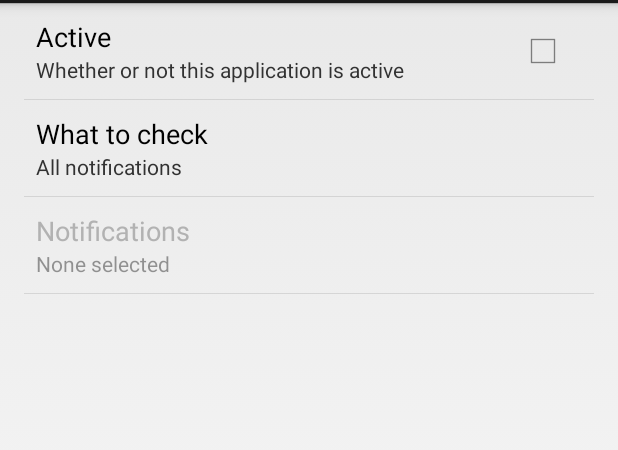
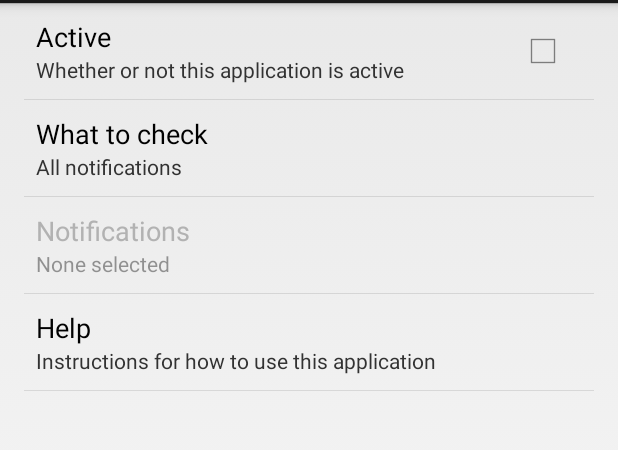
Before and after one commit to sndurkin/notification-check, an Android app: the screen it shows after launch (SettingsActivity), on a phone screen of 412 x 824 dp, the part 69-519 px from its top. Run offline under Robolectric (Android 15) with nearby library versions, the phone set to English and light mode, and no system bars.

Commit message:
added first-run help dialog; made some other minor fixes

```diff
--- a/src/main/AndroidManifest.xml
+++ b/src/main/AndroidManifest.xml
@@ -21,7 +21,7 @@
         <!-- ACTIVITIES -->
         <activity
                 android:name=".SettingsActivity"
-                android:label="@string/app_name" >
+                android:label="@string/app_name">
             <intent-filter>
                 <action android:name="android.intent.action.MAIN" />
                 <category android:name="android.intent.category.LAUNCHER" />
--- a/src/main/java/com/sndurkin/notificationcheck/BootReceiver.java
+++ b/src/main/java/com/sndurkin/notificationcheck/BootReceiver.java
@@ -3,10 +3,6 @@ package com.sndurkin.notificationcheck;
 import android.content.BroadcastReceiver;
 import android.content.Context;
 import android.content.Intent;
-import android.content.IntentFilter;
-import android.content.SharedPreferences;
-import android.preference.PreferenceManager;
-import android.util.Log;
 
 // This receiver is used to start the service when the phone boots up.
 public class BootReceiver extends BroadcastReceiver {
--- a/src/main/java/com/sndurkin/notificationcheck/NotificationListPreference.java
+++ b/src/main/java/com/sndurkin/notificationcheck/NotificationListPreference.java
@@ -6,11 +6,9 @@ import android.content.SharedPreferences;
 import android.content.pm.ApplicationInfo;
 import android.content.pm.PackageManager;
 import android.graphics.drawable.Drawable;
-import android.os.Debug;
 import android.preference.DialogPreference;
 import android.preference.PreferenceManager;
 import android.util.AttributeSet;
-import android.util.Log;
 import android.view.LayoutInflater;
 import android.view.View;
 import android.view.ViewGroup;
@@ -30,9 +28,9 @@ import java.util.List;
 import java.util.Map;
 import java.util.Set;
 
-/**
- * Created by Sean on 6/12/13.
- */
+// This is a custom multi-select ListPreference (which extends DialogPreference because it
+// implements its own list view) which displays all installed applications along with
+// their icons.
 public class NotificationListPreference extends DialogPreference {
 
     private static Map<String, Drawable> CACHED_APP_ICONS = new HashMap<String, Drawable>();
@@ -40,13 +38,10 @@ public class NotificationListPreference extends DialogPreference {
     private static final String SEPARATOR = "|";
     private static final String SEPARATOR_REGEX = "\\|";
 
-    private List<String> appPackageNames = new ArrayList<String>();
-
+    private String value;
     private CharSequence[] entries;
     private CharSequence[] entryValues;
-    private String value;
-    private String summary;
-    private boolean [] selectedIndices;
+    private boolean[] selectedIndices;
 
     public NotificationListPreference(Context context, AttributeSet attrs) {
         super(context, attrs);
@@ -133,7 +128,6 @@ public class NotificationListPreference extends DialogPreference {
             appNames.add(app.name);
             appPackageNames.add(app.packageName);
         }
-        this.appPackageNames = appPackageNames;
 
         entries = appNames.toArray(new String[0]);
         entryValues = appPackageNames.toArray(new String[0]);
@@ -157,24 +151,16 @@ public class NotificationListPreference extends DialogPreference {
         }
     }
 
-    // Returns the TODO
-    public static List<String> extractListFromPref(String prefVal) {
-        if(prefVal.equals("")) {
+    public static List<String> extractListFromPref(String value) {
+        if(value == null || value.equals("")) {
             return new ArrayList<String>();
         }
-        else {
-            return Arrays.asList(prefVal.split(SEPARATOR_REGEX));
-        }
+        return Arrays.asList(value.split(SEPARATOR_REGEX));
     }
 
     // Extracts the serialized string saved in SharedPreferences.
     private List<String> fetchList() {
-        if(value == null) {
-            value = "";
-        }
-
-        Log.d("NotificationCheck", "Extracting list from pref: " + value);
-        return extractListFromPref(value.toString());
+        return extractListFromPref(value);
     }
 
     // Joins the string and stores the serialized value in SharedPreferences.
@@ -187,9 +173,7 @@ public class NotificationListPreference extends DialogPreference {
         while(iter.hasNext()) {
             sb.append(SEPARATOR).append(iter.next());
         }
-        value = sb.toString();
-        Log.d("NotificationCheck", "Saving list to pref: " + value);
-        persistString(value);
+        persistString(value = sb.toString());
         updateSummary();
     }
 
@@ -273,21 +257,19 @@ public class NotificationListPreference extends DialogPreference {
 
         @Override
         public View getView(int position, View convertView, ViewGroup parent) {
-            CustomHolder holder = null;
-
             convertView = inflater.inflate(R.layout.list_preference_row, parent, false);
-            holder = new CustomHolder(convertView, position);
+            CustomRow holder = new CustomRow(convertView, position);
             convertView.setTag(holder);
 
             return convertView;
         }
 
-        class CustomHolder {
+        class CustomRow {
             private ImageView iconView = null;
             private TextView textView = null;
             private CheckBox checkbox = null;
 
-            CustomHolder(final View row, final int position) {
+            CustomRow(final View row, final int position) {
                 row.setClickable(true);
                 row.setOnClickListener(new View.OnClickListener() {
                     public void onClick(View v) {
@@ -321,7 +303,6 @@ public class NotificationListPreference extends DialogPreference {
                 iconView.setScaleType(ImageView.ScaleType.CENTER_INSIDE);
 
                 checkbox = (CheckBox) row.findViewById(R.id.row_check);
-                // TODO: (remove this) checkbox.setId(position);
                 checkbox.setClickable(true);
                 checkbox.setOnClickListener(new View.OnClickListener() {
                     public void onClick(View v) {
--- a/src/main/java/com/sndurkin/notificationcheck/PhoneCallReceiver.java
+++ b/src/main/java/com/sndurkin/notificationcheck/PhoneCallReceiver.java
@@ -6,9 +6,7 @@ import android.content.Intent;
 import android.telephony.PhoneStateListener;
 import android.telephony.TelephonyManager;
 
-/**
- * Created by Sean on 6/15/13.
- */
+// This is used solely to start the PhoneCallListener.
 public class PhoneCallReceiver extends BroadcastReceiver {
 
     @Override
--- a/src/main/java/com/sndurkin/notificationcheck/SettingsActivity.java
+++ b/src/main/java/com/sndurkin/notificationcheck/SettingsActivity.java
@@ -2,9 +2,11 @@ package com.sndurkin.notificationcheck;
 
 
 import android.app.AlertDialog;
+import android.app.Dialog;
 import android.content.ActivityNotFoundException;
 import android.content.DialogInterface;
 import android.content.Intent;
+import android.content.SharedPreferences;
 import android.os.Bundle;
 import android.preference.CheckBoxPreference;
 import android.preference.ListPreference;
@@ -25,11 +27,15 @@ public class SettingsActivity extends PreferenceActivity {
     }
     public static final String PREF_WHAT_DEFAULT = String.valueOf(WhatToCheck.ALL_NOTIFICATIONS.ordinal());
 
+    private static final int ACCESSIBILITY_ALERT_DIALOG = 0;
+    private static final int HELP_DIALOG = 1;
+
     @Override
     protected void onPostCreate(Bundle savedInstanceState) {
         super.onPostCreate(savedInstanceState);
 
         setupUI();
+        launchHelpIfApplicable();
         startService(new Intent(this, ScreenOnService.class));
     }
 
@@ -55,35 +61,57 @@ public class SettingsActivity extends PreferenceActivity {
             public boolean onPreferenceClick(final Preference preference) {
                 if(prefActive.isChecked() && !isNotificationServiceEnabled()) {
                     prefActive.setChecked(false);
-                    openAccessibilityAlert();
+                    showDialog(ACCESSIBILITY_ALERT_DIALOG);
                 }
                 return true;
             }
         });
 
-        //bindPreferenceSummaryToValue(findPreference("pref_when"));
-
-        final Preference notificationsPref  = findPreference("pref_notifications");
-        final ListPreference whatToCheckPref = (ListPreference) findPreference("pref_what");
-        whatToCheckPref.setOnPreferenceChangeListener(new Preference.OnPreferenceChangeListener() {
+        final Preference prefNotifications  = findPreference("pref_notifications");
+        final ListPreference prefWhatToCheck = (ListPreference) findPreference("pref_what");
+        prefWhatToCheck.setOnPreferenceChangeListener(new Preference.OnPreferenceChangeListener() {
             @Override
             public boolean onPreferenceChange(Preference preference, Object newValue) {
                 bindPreferenceSummaryListener.onPreferenceChange(preference, newValue);
 
                 int whatToCheck = Integer.parseInt(newValue.toString());
-                notificationsPref.setEnabled(whatToCheck != WhatToCheck.ALL_NOTIFICATIONS.ordinal());
+                prefNotifications.setEnabled(whatToCheck != WhatToCheck.ALL_NOTIFICATIONS.ordinal());
 
                 return true;
             }
         });
-        initPreferenceSummaryValue(whatToCheckPref);
+        initPreferenceSummaryValue(prefWhatToCheck);
 
-        int whatToCheck = Integer.parseInt(whatToCheckPref.getValue().toString());
-        notificationsPref.setEnabled(whatToCheck != WhatToCheck.ALL_NOTIFICATIONS.ordinal());
+        int whatToCheck = Integer.parseInt(prefWhatToCheck.getValue().toString());
+        prefNotifications.setEnabled(whatToCheck != WhatToCheck.ALL_NOTIFICATIONS.ordinal());
+
+        findPreference("pref_help").setOnPreferenceClickListener(new Preference.OnPreferenceClickListener() {
+            @Override
+            public boolean onPreferenceClick(Preference preference) {
+                showDialog(HELP_DIALOG);
+                return true;
+            }
+        });
     }
 
-    private void openAccessibilityAlert() {
-        new AlertDialog.Builder(this)
+    // Launches a Help dialog if this is the first run of the application.
+    private void launchHelpIfApplicable() {
+        SharedPreferences preferences = PreferenceManager.getDefaultSharedPreferences(getBaseContext());
+        boolean previouslyStarted = preferences.getBoolean("pref_previously_started", false);
+        if(!previouslyStarted) {
+            SharedPreferences.Editor edit = preferences.edit();
+            edit.putBoolean("pref_previously_started", Boolean.TRUE);
+            edit.commit();
+
+            showDialog(HELP_DIALOG);
+        }
+    }
+
+    @Override
+    protected Dialog onCreateDialog(int id) {
+        switch(id) {
+            case ACCESSIBILITY_ALERT_DIALOG:
+                return new AlertDialog.Builder(this)
                     .setIcon(android.R.drawable.ic_dialog_alert)
                     .setTitle(R.string.accessibility_alert_title)
                     .setMessage(R.string.accessibility_alert_message)
@@ -99,7 +127,23 @@ public class SettingsActivity extends PreferenceActivity {
                         }
                     })
                     .setNegativeButton(R.string.no, null)
-            .show();
+                    .create();
+            case HELP_DIALOG:
+                return new AlertDialog.Builder(this)
+                    .setIcon(android.R.drawable.ic_dialog_info)
+                    .setTitle(R.string.help_dialog_title)
+                    .setMessage(R.string.help_dialog_message)
+                    .setPositiveButton(R.string.ok, new DialogInterface.OnClickListener() {
+                        @Override
+                        public void onClick(DialogInterface dialog, int which) {
+                            dialog.dismiss();
+                        }
+                    })
+                    .setNegativeButton(null, null)
+                    .create();
+            default:
+                return null;
+        }
     }
 
     private boolean isNotificationServiceEnabled(){
@@ -108,14 +152,14 @@ public class SettingsActivity extends PreferenceActivity {
             accessibilityEnabled = Settings.Secure.getInt(this.getContentResolver(), Settings.Secure.ACCESSIBILITY_ENABLED);
         }
         catch (Settings.SettingNotFoundException e) {
-            Log.d("NotificationCheck", "Error finding setting, default accessibility to not found: " + e.getMessage());
+            //Log.d("NotificationCheck", "Error finding setting, default accessibility to not found: " + e.getMessage());
         }
 
         if (accessibilityEnabled == 1) {
-            Log.d("NotificationCheck", "Accessibility is enabled");
+            //Log.d("NotificationCheck", "Accessibility is enabled");
 
             String accessibilityServices = Settings.Secure.getString(getContentResolver(), Settings.Secure.ENABLED_ACCESSIBILITY_SERVICES);
-            Log.d("NotificationCheck", "Enabled accessibility services: " + accessibilityServices);
+            //Log.d("NotificationCheck", "Enabled accessibility services: " + accessibilityServices);
             if (accessibilityServices != null) {
                 for(String accessibilityService : accessibilityServices.split(":")) {
                     if (accessibilityService.equalsIgnoreCase(NotificationService.SERVICE_NAME)){
@@ -125,14 +169,13 @@ public class SettingsActivity extends PreferenceActivity {
             }
         }
         else {
-            Log.d("NotificationCheck", "Accessibility is disabled");
+            //Log.d("NotificationCheck", "Accessibility is disabled");
         }
 
         return false;
     }
 
-    // A preference value change listener that updates the preference's summary
-    // to reflect its new value.
+    // A preference value change listener that updates the preference's summary to reflect its new value.
     private static Preference.OnPreferenceChangeListener bindPreferenceSummaryListener = new Preference.OnPreferenceChangeListener() {
         @Override
         public boolean onPreferenceChange(Preference preference, Object value) {
--- a/src/main/res/values/strings.xml
+++ b/src/main/res/values/strings.xml
@@ -37,11 +37,16 @@
     <string name="pref_notifications_summary_pattern_none">None selected</string>
     <string name="pref_notifications_summary_pattern">%1$d selected</string>
 
-    <string name="pref_about_summary">When the screen is turned on, the phone will vibrate if there are any notifications. Use these settings to customize the application\'s behavior.</string>
-
     <string name="accessibility_alert_title">Notification Check Service</string>
     <string name="accessibility_alert_message">Accessibility must be enabled and the Notification Check accessibility service must be enabled for the application to be active.\n\nOpen the Accessibility settings?</string>
     <string name="yes">Yes</string>
     <string name="no">No</string>
 
+    <string name="pref_help_title">Help</string>
+    <string name="pref_help_summary">Instructions for how to use this application</string>
+
+    <string name="help_dialog_title">Notification Check Help</string>
+    <string name="help_dialog_message">When the phone\'s ringer is set to silent and the screen is turned on, the phone will vibrate if there are any notifications.\n\nUse these settings to customize this application\'s behavior.</string>
+    <string name="ok">OK</string>
+
 </resources>
--- a/src/main/res/xml/pref_general.xml
+++ b/src/main/res/xml/pref_general.xml
@@ -29,4 +29,9 @@
             android:entryValues="@array/pref_what_values"
             android:defaultValue="0"/>
 
+    <Preference
+            android:key="pref_help"
+            android:title="@string/pref_help_title"
+            android:summary="@string/pref_help_summary" />
+
 </PreferenceScreen>
```
Also changed, not shown: src/main/java/com/sndurkin/notificationcheck/NotificationService.java (+4 -5 lines), src/main/java/com/sndurkin/notificationcheck/PhoneCallListener.java (+6 -6 lines), src/main/java/com/sndurkin/notificationcheck/ScreenOnReceiver.java (+25 -46 lines). Lines whose indentation alone changed are shown as unchanged.
